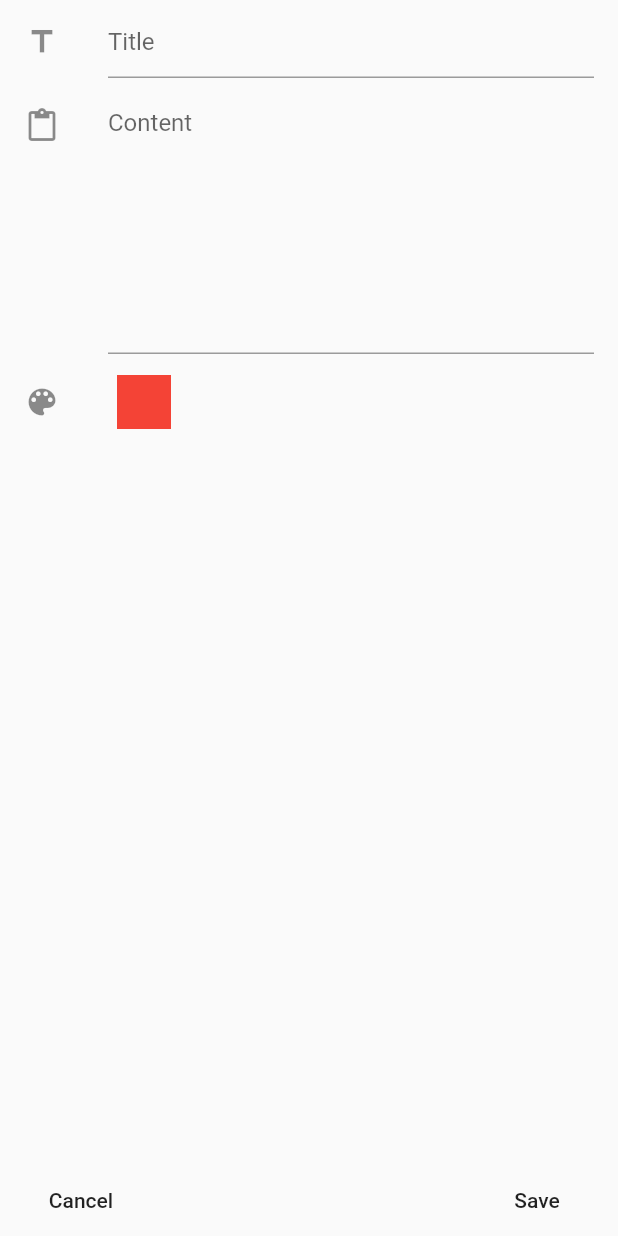
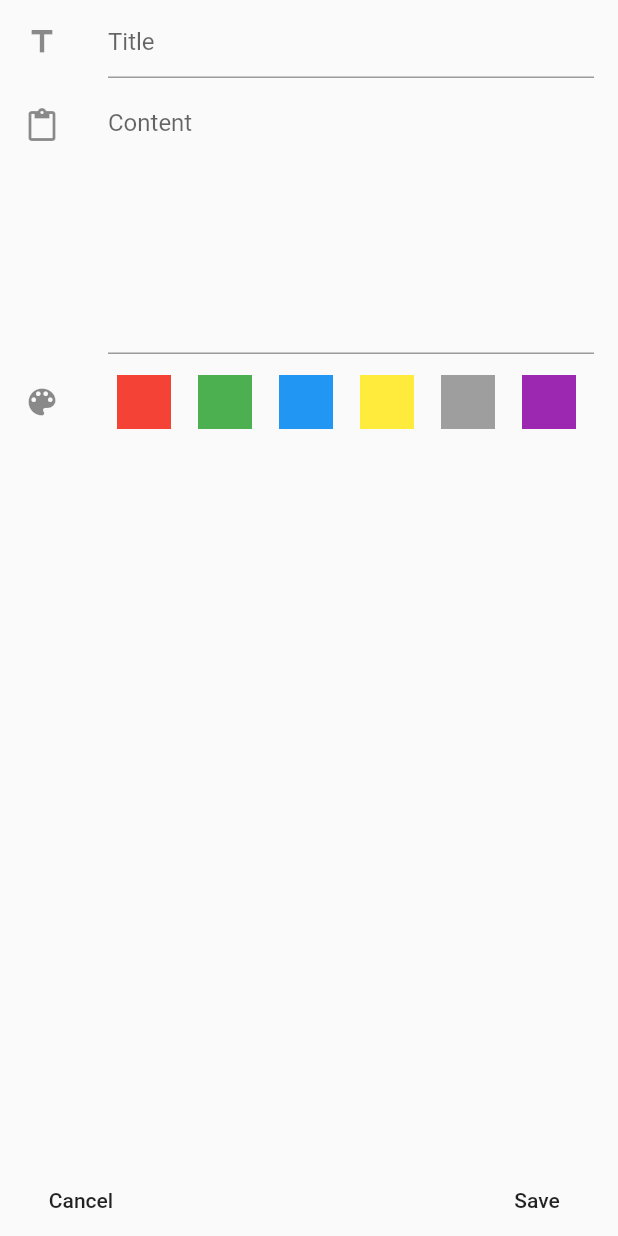
Before and after one commit to PopovVA/pim, a Flutter app: the NotesEntry screen opened directly, on a phone screen of 412 x 824 dp. Run offline on Flutter 3.47's test engine with Material 2 defaults, Android fonts, the phone set to English and light mode, and no system bars; our stand-ins replace flutter_calendar_carousel, flutter_slidable, image_picker, sqflite; accounts and stored records are empty.

Commit message:
Added color picker

```diff
--- a/lib/screens/notes/notes_entry.dart
+++ b/lib/screens/notes/notes_entry.dart
@@ -90,23 +90,17 @@ class NotesEntry extends StatelessWidget {
                     leading: Icon(Icons.color_lens),
                     title: Row(
                       children: <Widget>[
-                        GestureDetector(
-                          onTap: () {
-                            notesModel.entityBeingEdited.color = "red";
-                            notesModel.setColor("red");
-                          },
-                          child: Container(
-                            decoration: ShapeDecoration(
-                              shape: Border.all(
-                                width: 18,
-                                color: Colors.red,
-                              ) + Border.all(
-                                width: 6,
-                                color: notesModel.color == "red" ? Colors.red : Theme.of(inContext).canvasColor,
-                              ),
-                            ),
-                          ),
-                        ),
+                        _buildColorPick(Colors.red, "red", context),
+                        Spacer(),
+                        _buildColorPick(Colors.green, "green", context),
+                        Spacer(),
+                        _buildColorPick(Colors.blue, "blue", context),
+                        Spacer(),
+                        _buildColorPick(Colors.yellow, "yellow", context),
+                        Spacer(),
+                        _buildColorPick(Colors.grey, "grey", context),
+                        Spacer(),
+                        _buildColorPick(Colors.purple, "purple", context),
                         Spacer(),
                       ],
                     ),
@@ -116,6 +110,26 @@ class NotesEntry extends StatelessWidget {
             ),
           );
         },
+      ),
+    );
+  }
+
+  Widget _buildColorPick(Color color, String colorName, BuildContext inContext) {
+    return GestureDetector(
+      onTap: () {
+        notesModel.entityBeingEdited.color = colorName;
+        notesModel.setColor(colorName);
+      },
+      child: Container(
+        decoration: ShapeDecoration(
+          shape: Border.all(
+            width: 18,
+            color: color,
+          ) + Border.all(
+            width: 6,
+            color: notesModel.color == colorName ? color : Theme.of(inContext).canvasColor,
+          ),
+        ),
       ),
     );
   }
--- a/lib/screens/notes/notes_list.dart
+++ b/lib/screens/notes/notes_list.dart
@@ -30,7 +30,7 @@ class NotesList extends StatelessWidget {
               itemCount: notesModel.entityList.length,
               itemBuilder: (BuildContext buildContext, int index) {
                 Note note = notesModel.entityList[index];
-                Color color = Colors.white;
+                Color color = Colors.yellow;
                 switch (note.color) {
                   case "red" : color = Colors.red; break;
                   case "green" : color = Colors.green; break;
```
